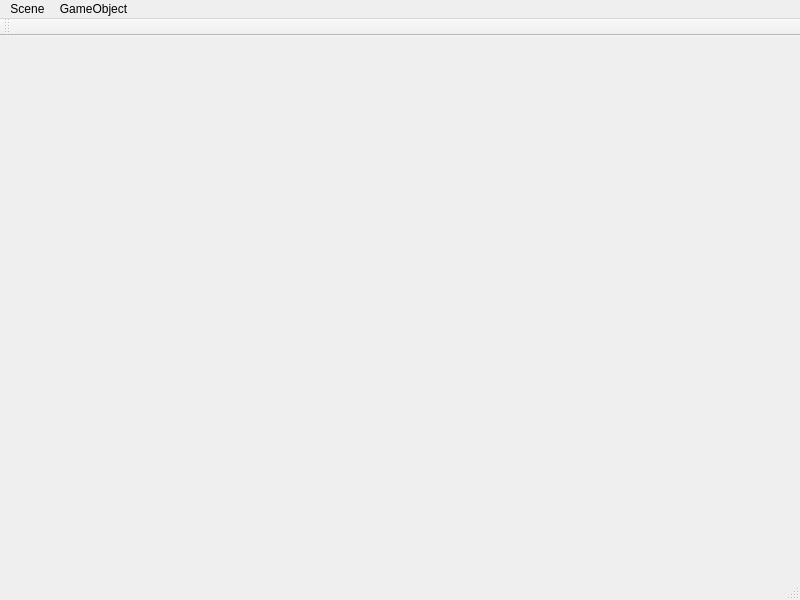
The window that HXEngine/HXEditor/HXEditorWin.ui (huangx916/HXEngine) describes before a commit, drawn with Qt 5.
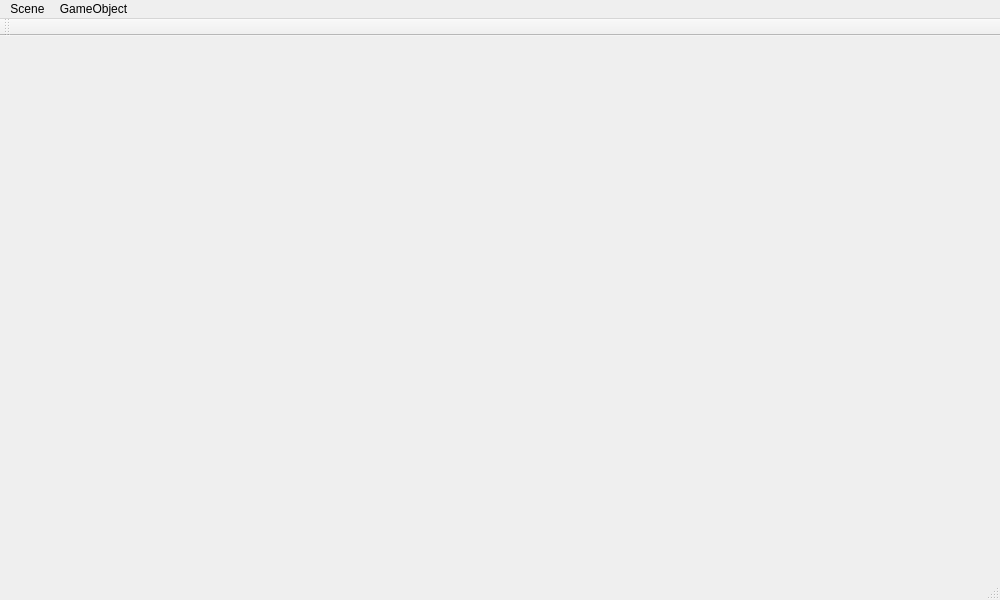
The same window after the commit.

Commit message: editor gamewidget layout

```diff
--- a/HXEngine/HXEditor/HXEditorWin.ui
+++ b/HXEngine/HXEditor/HXEditorWin.ui
@@ -6,7 +6,7 @@
    <rect>
     <x>0</x>
     <y>0</y>
-    <width>800</width>
+    <width>1000</width>
     <height>600</height>
    </rect>
   </property>
@@ -30,7 +30,7 @@
     <rect>
      <x>0</x>
      <y>0</y>
-     <width>800</width>
+     <width>1000</width>
      <height>23</height>
     </rect>
    </property>
```
Left out of the diff: 13 changed lines with no effect on the pictures. The commit also changes 3 other files.
